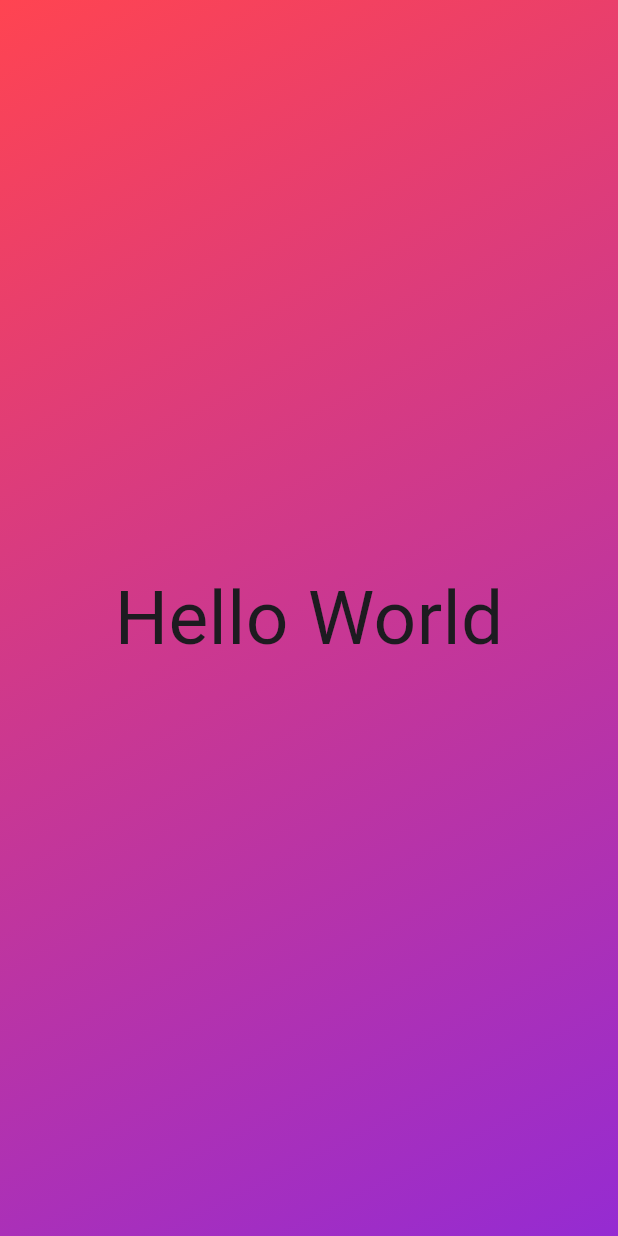
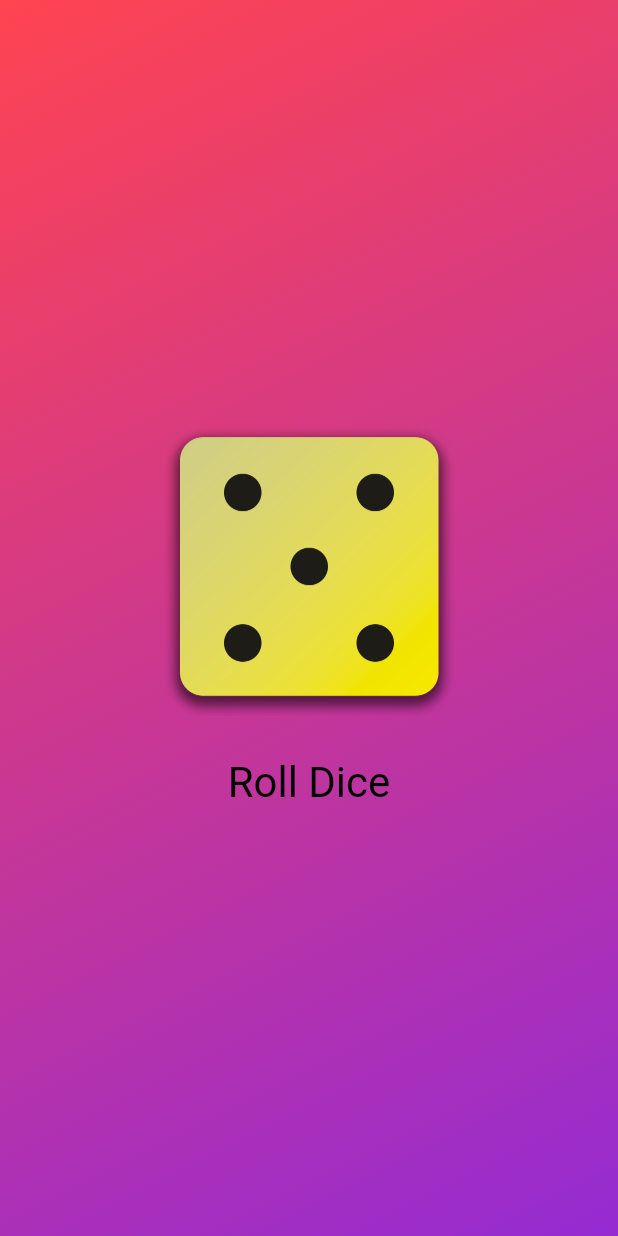
Before and after one commit to kalims-sahebi/DiceRollerProject, a Flutter app: the screen it shows after launch, on a phone screen of 412 x 824 dp. Run offline on Flutter 3.47's test engine with Material 3 defaults, Android fonts, the phone set to English and light mode, and no system bars.

Commit message:
column,button,function in flutter

```diff
--- a/lib/gradient_container.dart
+++ b/lib/gradient_container.dart
@@ -1,7 +1,4 @@
 import 'package:flutter/material.dart';
-import 'package:first_project/styled_text.dart';
-
-var x;
 
 class GradientContainer extends StatelessWidget {
   //const GradientContainer({key}) : super(key: key);
@@ -10,6 +7,7 @@ class GradientContainer extends StatelessWidget {
   //final Color color1;
   //final Color color2;
 
+  void rollDice() {}
   @override
   Widget build(context) {
     return Container(
@@ -20,8 +18,28 @@ class GradientContainer extends StatelessWidget {
           end: Alignment.bottomRight,
         ),
       ),
-      child: const Center(
-        child: StyledText('Hello World'),
+      child: Center(
+        child: Column(
+          //mainAxisAlignment: MainAxisAlignment.center,
+          mainAxisSize: MainAxisSize.min,
+          children: [
+            Image.asset(
+              'assets/images/dice-5.png',
+              width: 200,
+            ),
+            const SizedBox(
+              height: 20,
+            ),
+            TextButton(
+              style: TextButton.styleFrom(
+                foregroundColor: Colors.black,
+                textStyle: const TextStyle(fontSize: 28),
+              ),
+              onPressed: rollDice,
+              child: const Text('Roll Dice'),
+            ),
+          ],
+        ),
       ),
     );
   }
```
Also changed, not shown: pubspec.yaml (+9 -3 lines), assets/images/dice-1.png (added), assets/images/dice-2.png (added), assets/images/dice-3.png (added), assets/images/dice-4.png (added), assets/images/dice-5.png (added), assets/images/dice-6.png (added).
